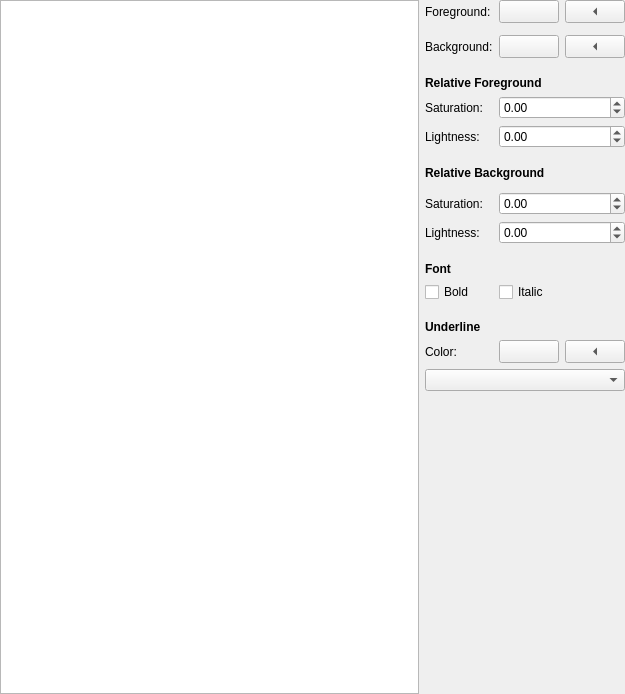
Before: the Qt Designer form app/codeeditor/qmleditor/texteditor/colorschemeedit.ui in objectwheel/objectwheel, drawn with Qt 5.
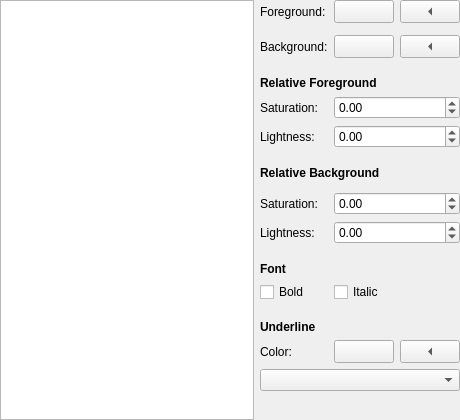
After: the same form once the commit is applied.

```diff
--- a/app/codeeditor/qmleditor/texteditor/colorschemeedit.ui
+++ b/app/codeeditor/qmleditor/texteditor/colorschemeedit.ui
@@ -6,8 +6,8 @@
    <rect>
     <x>0</x>
     <y>0</y>
-    <width>625</width>
-    <height>694</height>
+    <width>460</width>
+    <height>420</height>
    </rect>
   </property>
   <layout class="QGridLayout" name="gridLayout" rowstretch="0,0,0,0,0,0,0,0,0,0,0,0,0,0,0,0,0,0,0,0" columnstretch="0,0,0,0">
```
